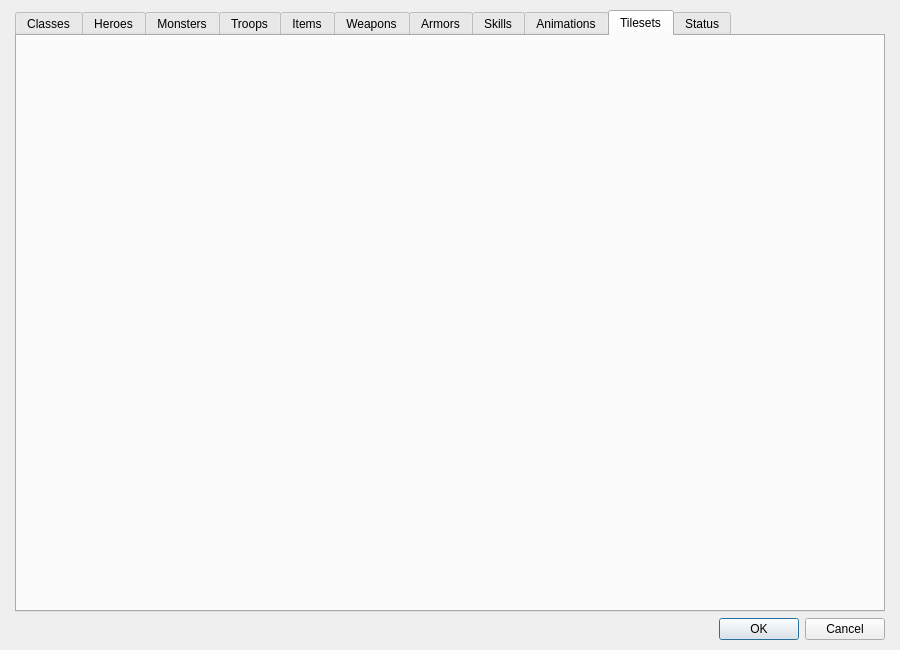
Old version of the form Engine/Dialogs/dialogdatas.ui in the repository RPG-Paper-Maker/RPG-Paper-Maker.
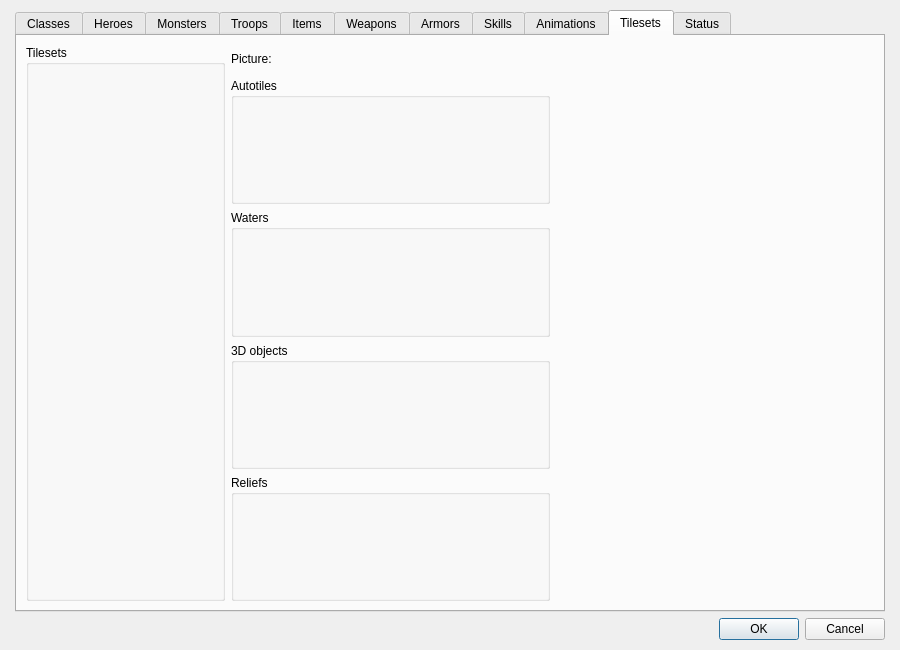
New version of the form. The open tabs and pages were chosen to show the change. Custom widgets are drawn as their Qt base class.

Commit message: [E] Tileset datas and system beginning

```diff
--- a/Engine/Dialogs/dialogdatas.ui
+++ b/Engine/Dialogs/dialogdatas.ui
@@ -902,6 +902,113 @@
         <attribute name="title">
          <string>Tilesets</string>
         </attribute>
+        <layout class="QGridLayout" name="gridLayout_4">
+         <item row="0" column="0">
+          <layout class="QHBoxLayout" name="horizontalLayout_7" stretch="0,1">
+           <item>
+            <widget class="QGroupBox" name="groupBox_22">
+             <property name="minimumSize">
+              <size>
+               <width>0</width>
+               <height>0</height>
+              </size>
+             </property>
+             <property name="maximumSize">
+              <size>
+               <width>16777215</width>
+               <height>16777215</height>
+              </size>
+             </property>
+             <property name="title">
+              <string>Tilesets</string>
+             </property>
+             <layout class="QGridLayout" name="gridLayout_29">
+              <item row="0" column="0">
+               <widget class="PanelSuperList" name="panelSuperListTilesets" native="true">
+                <property name="minimumSize">
+                 <size>
+                  <width>175</width>
+                  <height>0</height>
+                 </size>
+                </property>
+                <property name="maximumSize">
+                 <size>
+                  <width>175</width>
+                  <height>16777215</height>
+                 </size>
+                </property>
+               </widget>
+              </item>
+             </layout>
+            </widget>
+           </item>
+           <item>
+            <layout class="QHBoxLayout" name="horizontalLayout_6" stretch="1,1">
+             <item>
+              <layout class="QVBoxLayout" name="verticalLayout_5" stretch="0,1">
+               <item>
+                <layout class="QHBoxLayout" name="horizontalLayout_4">
+                 <item>
+                  <widget class="QLabel" name="label_4">
+                   <property name="text">
+                    <string>Picture:</string>
+                   </property>
+                  </widget>
+                 </item>
+                 <item>
+                  <widget class="QWidget" name="widget" native="true">
+                   <property name="minimumSize">
+                    <size>
+                     <width>200</width>
+                     <height>27</height>
+                    </size>
+                   </property>
+                  </widget>
+                 </item>
+                </layout>
+               </item>
+               <item>
+                <layout class="QVBoxLayout" name="verticalLayout_6">
+                 <item>
+                  <widget class="QGroupBox" name="groupBox_4">
+                   <property name="title">
+                    <string>Autotiles</string>
+                   </property>
+                  </widget>
+                 </item>
+                 <item>
+                  <widget class="QGroupBox" name="groupBox">
+                   <property name="title">
+                    <string>Waters</string>
+                   </property>
+                  </widget>
+                 </item>
+                 <item>
+                  <widget class="QGroupBox" name="groupBox_6">
+                   <property name="title">
+                    <string>3D objects</string>
+                   </property>
+                  </widget>
+                 </item>
+                 <item>
+                  <widget class="QGroupBox" name="groupBox_5">
+                   <property name="title">
+                    <string>Reliefs</string>
+                   </property>
+                  </widget>
+                 </item>
+                </layout>
+               </item>
+              </layout>
+             </item>
+             <item>
+              <widget class="QWidget" name="widgetTilesetPicture" native="true"/>
+             </item>
+            </layout>
+           </item>
+          </layout>
+         </item>
+        </layout>
        </widget>
        <widget class="QWidget" name="tab_9">
         <attribute name="title">
```
Left out of the diff: 2 changed lines with no effect on the pictures. The commit also changes 12 other files.
